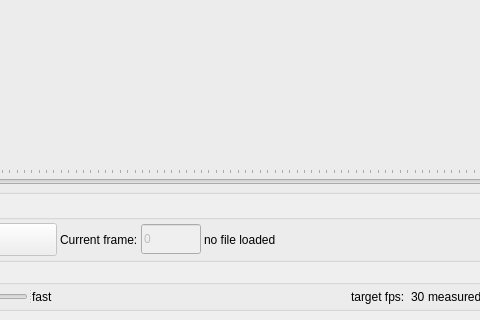
Above: source/gui/BioTracker.ui from BioroboticsLab/biotracker_core before the change; both pictures show x 194 to 674 and y 498 to 818 of the 982 by 818 pixel window. Below: the same form after it.
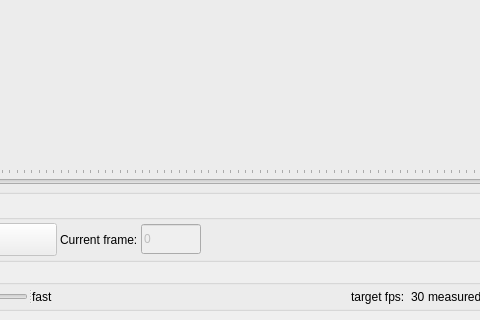
That is the form after the change. Icons and pictures are not drawn. Custom widgets are drawn as their Qt base class.

Commit message: moved file name to status bar and window title

```diff
--- a/source/gui/BioTracker.ui
+++ b/source/gui/BioTracker.ui
@@ -388,13 +388,6 @@
                   </property>
                  </widget>
                 </item>
-                <item>
-                 <widget class="QLabel" name="lbl_filename">
-                  <property name="text">
-                   <string>no file loaded</string>
-                  </property>
-                 </widget>
-                </item>
                 <item>
                  <spacer name="horizontalSpacer">
                   <property name="orientation">
```
The commit also changes 2 other files.
